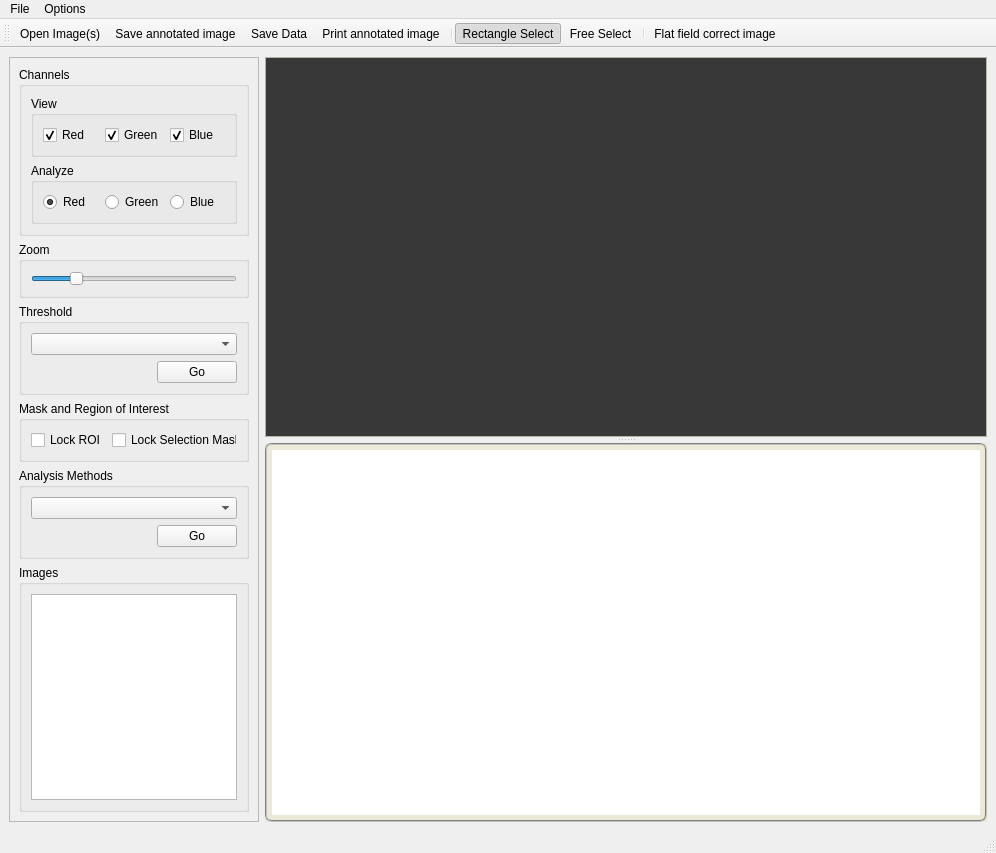
This is Application/ui/mw.ui in erikor/Imagine as Qt 5 draws it before an edit. The edited form follows.
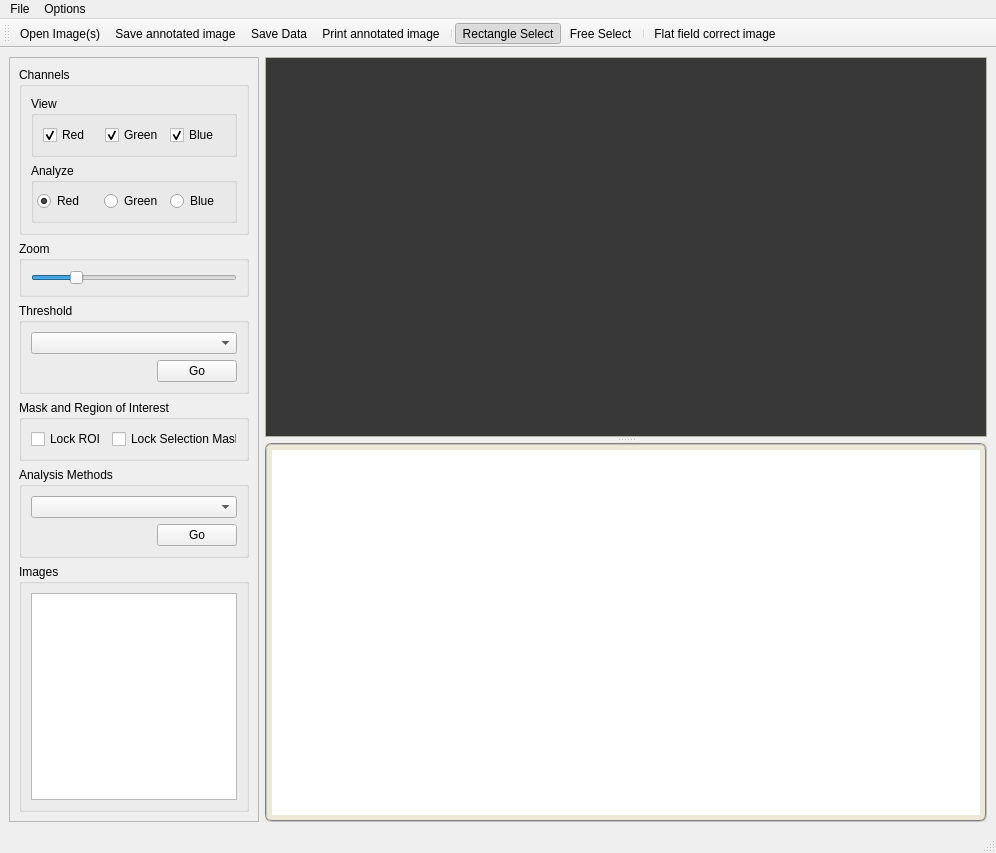
This is the edited form. Icons and pictures are not drawn. Custom widgets are drawn as their Qt base class.

Patch:
```diff
--- a/Application/ui/mw.ui
+++ b/Application/ui/mw.ui
@@ -15,14 +15,8 @@
   <property name="windowIcon" >
    <iconset resource="icons.qrc" >:/images/imagine.png</iconset>
   </property>
-  <widget class="QWidget" name="centralwidget" >
-   <layout class="QHBoxLayout" >
-    <property name="margin" >
-     <number>9</number>
-    </property>
-    <property name="spacing" >
-     <number>6</number>
-    </property>
+  <widget class="QWidget" name="centralwidget">
+   <layout class="QHBoxLayout">
     <item>
      <widget class="QFrame" name="frame" >
       <property name="minimumSize" >
@@ -43,25 +37,13 @@
       <property name="frameShadow" >
        <enum>QFrame::Raised</enum>
       </property>
-      <layout class="QVBoxLayout" >
-       <property name="margin" >
-        <number>9</number>
-       </property>
-       <property name="spacing" >
-        <number>6</number>
-       </property>
+      <layout class="QVBoxLayout">
        <item>
         <widget class="QGroupBox" name="groupBox_4" >
          <property name="title" >
           <string>Channels</string>
          </property>
-         <layout class="QVBoxLayout" >
-          <property name="margin" >
-           <number>9</number>
-          </property>
-          <property name="spacing" >
-           <number>6</number>
-          </property>
+         <layout class="QVBoxLayout">
           <item>
            <widget class="QGroupBox" name="groupBox_7" >
             <property name="title" >
@@ -108,16 +90,22 @@
            </widget>
           </item>
           <item>
-           <widget class="QGroupBox" name="groupBox_8" >
-            <property name="title" >
+           <widget class="QGroupBox" name="groupBox_8">
+            <property name="minimumSize">
+             <size>
+              <width>0</width>
+              <height>60</height>
+             </size>
+            </property>
+            <property name="title">
              <string>Analyze</string>
             </property>
-            <layout class="QHBoxLayout" >
-             <property name="margin" >
-              <number>9</number>
+            <layout class="QHBoxLayout">
+             <property name="spacing">
+              <number>-1</number>
              </property>
-             <property name="spacing" >
-              <number>6</number>
+             <property name="margin">
+              <number>3</number>
              </property>
              <item>
               <widget class="QRadioButton" name="analyzeRed" >
@@ -154,13 +142,7 @@
          <property name="title" >
           <string>Zoom</string>
          </property>
-         <layout class="QVBoxLayout" >
-          <property name="margin" >
-           <number>9</number>
-          </property>
-          <property name="spacing" >
-           <number>6</number>
-          </property>
+         <layout class="QVBoxLayout">
           <item>
            <widget class="QSlider" name="zoomSlider" >
             <property name="minimum" >
@@ -188,32 +170,14 @@
          <property name="title" >
           <string>Threshold</string>
          </property>
-         <layout class="QVBoxLayout" >
-          <property name="margin" >
-           <number>9</number>
-          </property>
-          <property name="spacing" >
-           <number>6</number>
-          </property>
+         <layout class="QVBoxLayout">
           <item>
-           <layout class="QVBoxLayout" >
-            <property name="margin" >
-             <number>0</number>
-            </property>
-            <property name="spacing" >
-             <number>6</number>
-            </property>
+           <layout class="QVBoxLayout">
             <item>
              <widget class="QComboBox" name="segmentationMethods" />
             </item>
             <item>
-             <layout class="QHBoxLayout" >
-              <property name="margin" >
-               <number>0</number>
-              </property>
-              <property name="spacing" >
-               <number>6</number>
-              </property>
+             <layout class="QHBoxLayout">
               <item>
                <spacer>
                 <property name="orientation" >
@@ -242,11 +206,9 @@
         </widget>
        </item>
        <item>
-        <widget class="QGroupBox" name="groupBox_2" >
-         <property name="sizePolicy" >
-          <sizepolicy>
-           <hsizetype>5</hsizetype>
-           <vsizetype>5</vsizetype>
+        <widget class="QGroupBox" name="groupBox_2">
+         <property name="sizePolicy">
+          <sizepolicy hsizetype="Preferred" vsizetype="Preferred">
            <horstretch>0</horstretch>
            <verstretch>0</verstretch>
           </sizepolicy>
@@ -254,21 +216,9 @@
          <property name="title" >
           <string>Mask and Region of Interest </string>
          </property>
-         <layout class="QVBoxLayout" >
-          <property name="margin" >
-           <number>9</number>
-          </property>
-          <property name="spacing" >
-           <number>6</number>
-          </property>
+         <layout class="QVBoxLayout">
           <item>
-           <layout class="QHBoxLayout" >
-            <property name="margin" >
-             <number>0</number>
-            </property>
-            <property name="spacing" >
-             <number>6</number>
-            </property>
+           <layout class="QHBoxLayout">
             <item>
              <widget class="QCheckBox" name="checkLockRoi" >
               <property name="text" >
@@ -296,32 +246,14 @@
          <property name="title" >
           <string>Analysis Methods</string>
          </property>
-         <layout class="QVBoxLayout" >
-          <property name="margin" >
-           <number>9</number>
-          </property>
-          <property name="spacing" >
-           <number>6</number>
-          </property>
+         <layout class="QVBoxLayout">
           <item>
-           <layout class="QVBoxLayout" >
-            <property name="margin" >
-             <number>0</number>
-            </property>
-            <property name="spacing" >
-             <number>6</number>
-            </property>
+           <layout class="QVBoxLayout">
             <item>
              <widget class="QComboBox" name="analysisMethods" />
             </item>
             <item>
-             <layout class="QHBoxLayout" >
-              <property name="margin" >
-               <number>0</number>
-              </property>
-              <property name="spacing" >
-               <number>6</number>
-              </property>
+             <layout class="QHBoxLayout">
               <item>
                <spacer>
                 <property name="orientation" >
@@ -354,13 +286,7 @@
          <property name="title" >
           <string>Images</string>
          </property>
-         <layout class="QVBoxLayout" >
-          <property name="margin" >
-           <number>9</number>
-          </property>
-          <property name="spacing" >
-           <number>6</number>
-          </property>
+         <layout class="QVBoxLayout">
           <item>
            <widget class="QListWidget" name="imageList" />
           </item>
```
Left out of the diff: 982 changed lines with no effect on the pictures.
